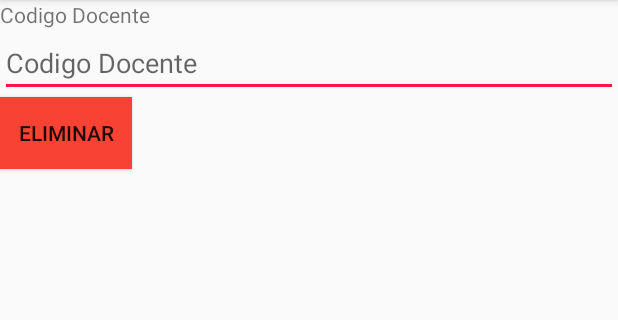
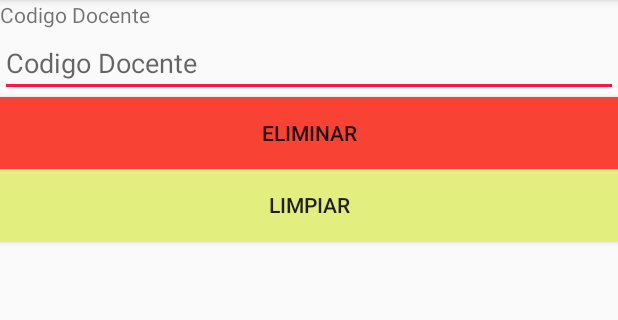
Before and after one commit to dixon28/pdmTareaSubeCum, an Android app: the DocenteEliminarActivity screen opened directly, with no data from a screen before it, on a phone screen of 412 x 824 dp, the part 84-404 px from its top. Run offline under Robolectric (Android 15) with nearby library versions, the phone set to English and light mode, and no system bars.

```diff
--- a/PdmSubeCum/app/src/main/java/com/pdmsubecum/DB/DBHelper.java
+++ b/PdmSubeCum/app/src/main/java/com/pdmsubecum/DB/DBHelper.java
@@ -12,7 +12,7 @@ import android.util.Log;
 public class DBHelper extends SQLiteOpenHelper {
 
 
-    public static final int DB_VERSION = 13;
+    public static final int DB_VERSION = 17;
     //version actual 15
 
 
@@ -30,6 +30,9 @@ public class DBHelper extends SQLiteOpenHelper {
         db.execSQL(ConstantesDB.SQL_CREATE_TABLE_DocumentoAsignacion);
         db.execSQL(ConstantesDB.SQL_CREATE_TABLE_AsignacionEquipoDetalle);
         db.execSQL(ConstantesDB.SQL_CREATE_TABLE_DocumentoAsignacionDetalle);
+        db.execSQL(ConstantesDB.SQL_CREATE_TRIGGER_ELIMINARDOCENTE);
+        db.execSQL(ConstantesDB.SQL_CREATE_TRIGGER_ELIMINARASIGNACIONEQUIPO);
+        db.execSQL(ConstantesDB.SQL_CREATE_TRIGGER_ELIMINARDOCUMENTOASIGNACION);
 
         //pm15007
         db.execSQL(ConstantesDB.SQL_CREATE_TABLE_EQUIPO_EXISTENCIA);
@@ -77,12 +80,15 @@ public class DBHelper extends SQLiteOpenHelper {
         db.execSQL(ConstantesDB.SQL_DELETE_USUARIO);
         db.execSQL(ConstantesDB.SQL_DELETE_ROL_USUARIO);
 
-
+        //TS14004
         db.execSQL(ConstantesDB.SQL_DELETE_Docente);
         db.execSQL(ConstantesDB.SQL_DELETE_AsignacionEquipo);
         db.execSQL(ConstantesDB.SQL_DELETE_DocumentoAsignacion);
         db.execSQL(ConstantesDB.SQL_DELETE_AsignacionEquipoDetalle);
         db.execSQL(ConstantesDB.SQL_DELETE_DocumentoAsignacionDetalle);
+        db.execSQL(ConstantesDB.SQL_DELETE_TRIGGER_ELIMINARDOCENTE);
+        db.execSQL(ConstantesDB.SQL_DELETE_TRIGGER_ELIMINARASIGNACIONEQUIPO);
+        db.execSQL(ConstantesDB.SQL_DELETE_TRIGGER_ELIMINARDOCUMENTOASIGNACION);
 
 
         //pm15007
--- a/PdmSubeCum/app/src/main/java/com/pdmsubecum/ts14004/DocenteEliminarActivity.java
+++ b/PdmSubeCum/app/src/main/java/com/pdmsubecum/ts14004/DocenteEliminarActivity.java
@@ -32,4 +32,7 @@ public class DocenteEliminarActivity extends AppCompatActivity {
         controlhelper.cerrar();
         Toast.makeText(this, regEliminadas, Toast.LENGTH_SHORT).show();
     }
+    public void limpiarTexto(View v) {
+        edt_CodDocente.setText("");
+    }
 }
--- a/PdmSubeCum/app/src/main/res/layout/activity_docente_eliminar.xml
+++ b/PdmSubeCum/app/src/main/res/layout/activity_docente_eliminar.xml
@@ -18,9 +18,16 @@
         android:maxLength="7" />
 
     <Button
-        android:layout_width="wrap_content"
+        android:layout_width="match_parent"
         android:layout_height="wrap_content"
         android:background="#F84234"
         android:onClick="eliminarDocente"
         android:text="@string/eliminar" />
+    <Button
+        android:id="@+id/button"
+        android:layout_width="match_parent"
+        android:layout_height="wrap_content"
+        android:background="#E2EE7D"
+        android:onClick="limpiarTexto"
+        android:text="@string/limpiarTexto" />
 </LinearLayout>
```
Also changed, not shown: PdmSubeCum/app/src/main/java/com/pdmsubecum/DB/ConstantesDB.java (+16 -1 lines), PdmSubeCum/app/src/main/java/com/pdmsubecum/DB/DataBase.java (+34 -3 lines), PdmSubeCum/app/src/main/res/layout/activity_asignacion_equipo_eliminar.xml (+8 -1 lines), PdmSubeCum/app/src/main/res/layout/activity_documento_asignacion_eliminar.xml (+10 -1 lines).
